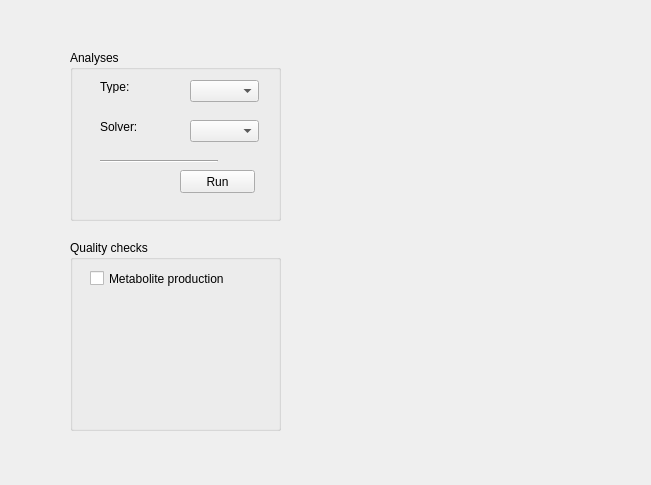
First picture: the form in GEMEditor/ui/src/AnalysesTab.ui, repository JuBra/GEMEditor, before the edit.
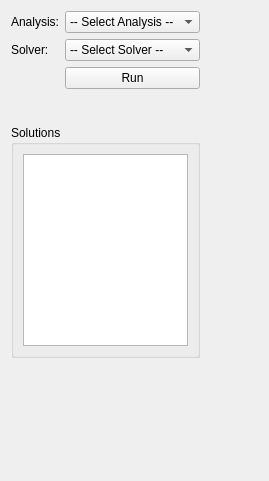
Second picture: the form after the edit.

Commit message: Implement solution display in analysis tab

What changed in the file:
```diff
--- a/GEMEditor/ui/src/AnalysesTab.ui
+++ b/GEMEditor/ui/src/AnalysesTab.ui
@@ -6,124 +6,119 @@
    <rect>
     <x>0</x>
     <y>0</y>
-    <width>651</width>
-    <height>485</height>
+    <width>269</width>
+    <height>481</height>
    </rect>
   </property>
   <property name="windowTitle">
    <string>Form</string>
   </property>
-  <widget class="QGroupBox" name="groupBox">
-   <property name="geometry">
-    <rect>
-     <x>70</x>
-     <y>50</y>
-     <width>211</width>
-     <height>171</height>
-    </rect>
-   </property>
-   <property name="title">
-    <string>Analyses</string>
-   </property>
-   <widget class="QComboBox" name="comboBox">
-    <property name="geometry">
-     <rect>
-      <x>120</x>
-      <y>30</y>
-      <width>69</width>
-      <height>22</height>
-     </rect>
-    </property>
-   </widget>
-   <widget class="QComboBox" name="comboBox_2">
-    <property name="geometry">
-     <rect>
-      <x>120</x>
-      <y>70</y>
-      <width>69</width>
-      <height>22</height>
-     </rect>
-    </property>
-   </widget>
-   <widget class="QLabel" name="label">
-    <property name="geometry">
-     <rect>
-      <x>30</x>
-      <y>30</y>
-      <width>47</width>
-      <height>13</height>
-     </rect>
-    </property>
-    <property name="text">
-     <string>Type:</string>
-    </property>
-   </widget>
-   <widget class="QLabel" name="label_2">
-    <property name="geometry">
-     <rect>
-      <x>30</x>
-      <y>70</y>
-      <width>47</width>
-      <height>13</height>
-     </rect>
-    </property>
-    <property name="text">
-     <string>Solver:</string>
-    </property>
-   </widget>
-   <widget class="QPushButton" name="pushButton">
-    <property name="geometry">
-     <rect>
-      <x>110</x>
-      <y>120</y>
-      <width>75</width>
-      <height>23</height>
-     </rect>
-    </property>
-    <property name="text">
-     <string>Run</string>
-    </property>
-   </widget>
-   <widget class="Line" name="line">
-    <property name="geometry">
-     <rect>
-      <x>30</x>
-      <y>110</y>
-      <width>118</width>
-      <height>3</height>
-     </rect>
-    </property>
-    <property name="orientation">
-     <enum>Qt::Horizontal</enum>
-    </property>
-   </widget>
-  </widget>
-  <widget class="QGroupBox" name="groupBox_2">
-   <property name="geometry">
-    <rect>
-     <x>70</x>
-     <y>240</y>
-     <width>211</width>
-     <height>191</height>
-    </rect>
-   </property>
-   <property name="title">
-    <string>Quality checks</string>
-   </property>
-   <widget class="QCheckBox" name="checkBox">
-    <property name="geometry">
-     <rect>
-      <x>20</x>
-      <y>30</y>
-      <width>161</width>
-      <height>17</height>
-     </rect>
-    </property>
-    <property name="text">
-     <string>Metabolite production</string>
-    </property>
-   </widget>
-  </widget>
+  <layout class="QHBoxLayout" name="horizontalLayout">
+   <item>
+    <layout class="QGridLayout" name="gridLayout">
+     <item row="0" column="0">
+      <widget class="QLabel" name="label">
+       <property name="text">
+        <string>Analysis:</string>
+       </property>
+      </widget>
+     </item>
+     <item row="1" column="0">
+      <widget class="QLabel" name="label_2">
+       <property name="text">
+        <string>Solver:</string>
+       </property>
+      </widget>
+     </item>
+     <item row="0" column="1">
+      <widget class="QComboBox" name="combo_analysis">
+       <item>
+        <property name="text">
+         <string>-- Select Analysis --</string>
+        </property>
+       </item>
+      </widget>
+     </item>
+     <item row="1" column="1">
+      <widget class="QComboBox" name="combo_solver">
+       <item>
+        <property name="text">
+         <string>-- Select Solver --</string>
+        </property>
+       </item>
+      </widget>
+     </item>
+     <item row="2" column="1">
+      <widget class="QPushButton" name="button_run">
+       <property name="text">
+        <string>Run</string>
+       </property>
+      </widget>
+     </item>
+     <item row="5" column="1">
+      <spacer name="verticalSpacer">
+       <property name="orientation">
+        <enum>Qt::Vertical</enum>
+       </property>
+       <property name="sizeHint" stdset="0">
+        <size>
+         <width>20</width>
+         <height>40</height>
+        </size>
+       </property>
+      </spacer>
+     </item>
+     <item row="3" column="1">
+      <spacer name="verticalSpacer_2">
+       <property name="orientation">
+        <enum>Qt::Vertical</enum>
+       </property>
+       <property name="sizeType">
+        <enum>QSizePolicy::Fixed</enum>
+       </property>
+       <property name="sizeHint" stdset="0">
+        <size>
+         <width>20</width>
+         <height>30</height>
+        </size>
+       </property>
+      </spacer>
+     </item>
+     <item row="4" column="0" colspan="2">
+      <widget class="QGroupBox" name="groupBox">
+       <property name="title">
+        <string>Solutions</string>
+       </property>
+       <layout class="QVBoxLayout" name="verticalLayout">
+        <item>
+         <widget class="QListWidget" name="list_solutions">
+          <property name="sizePolicy">
+           <sizepolicy hsizetype="Preferred" vsizetype="Expanding">
+            <horstretch>0</horstretch>
+            <verstretch>0</verstretch>
+           </sizepolicy>
+          </property>
+         </widget>
+        </item>
+       </layout>
+      </widget>
+     </item>
+    </layout>
+   </item>
+   <item>
+    <spacer name="horizontalSpacer">
+     <property name="orientation">
+      <enum>Qt::Horizontal</enum>
+     </property>
+     <property name="sizeHint" stdset="0">
+      <size>
+       <width>152</width>
+       <height>20</height>
+      </size>
+     </property>
+    </spacer>
+   </item>
+  </layout>
  </widget>
  <resources/>
  <connections/>
```
Left out of the diff: 4 changed lines with no effect on the pictures. The commit also changes 6 other files.
